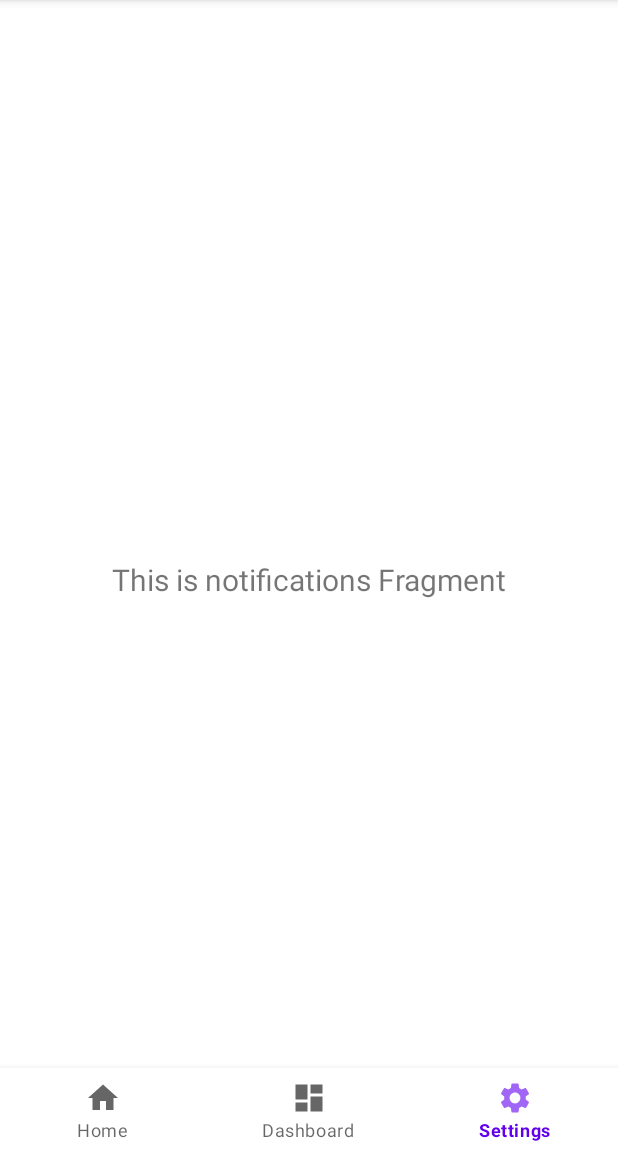
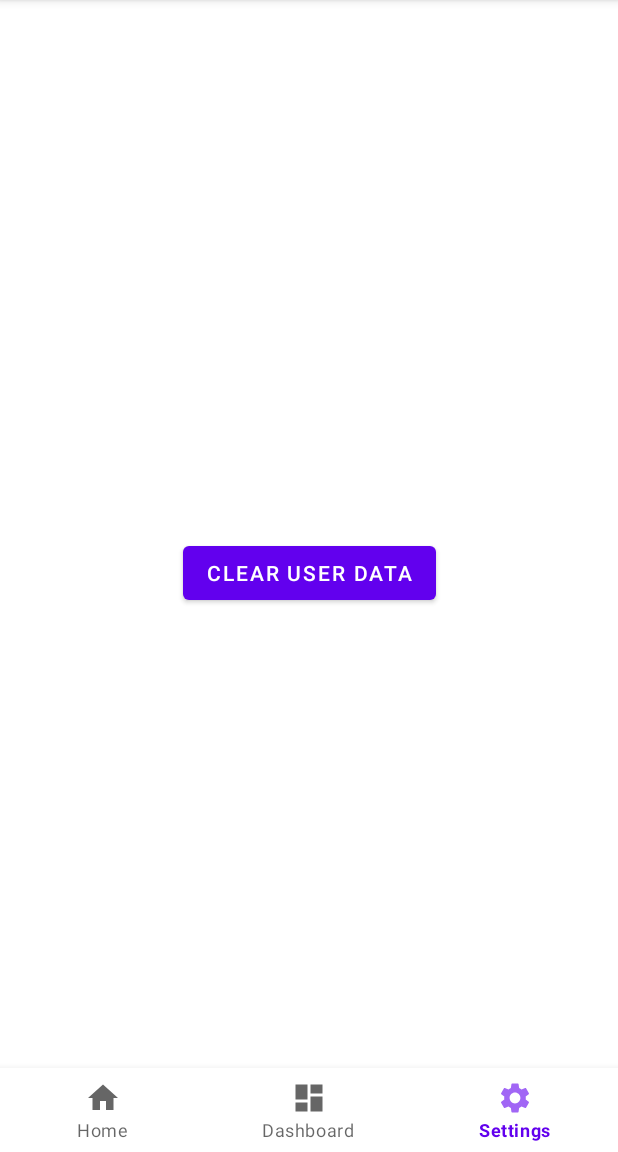
Before and after one commit to penguinsstar/CapstoneProject, an Android app: the screen it shows after launch (MainActivity), item 3 of the bottom bar chosen, on a phone screen of 412 x 824 dp, the part 84-1236 px from its top. Run offline under Robolectric (Android 15) with nearby library versions, the phone set to English and light mode, and no system bars; our stand-ins replace navigation-ui; libraries missing offline, so code that uses them is left out: com.jjoe64.graphview; 2 statements that could not run were skipped.

Commit message:
implemented clear data setting

```diff
--- a/app/src/main/java/com/example/chironsolutions/MainActivity.kt
+++ b/app/src/main/java/com/example/chironsolutions/MainActivity.kt
@@ -2,16 +2,16 @@ package com.example.chironsolutions
 
 import android.content.Intent
 import android.os.Bundle
+import android.os.Handler
 import androidx.appcompat.app.AppCompatActivity
 import androidx.navigation.findNavController
 import androidx.navigation.ui.AppBarConfiguration
 import androidx.navigation.ui.setupActionBarWithNavController
 import androidx.navigation.ui.setupWithNavController
 import com.example.chironsolutions.databinding.ActivityMainBinding
-import com.example.chironsolutions.ui.home.HomeFragment
 import com.google.android.material.bottomnavigation.BottomNavigationView
 import kotlinx.android.synthetic.main.fragment_home.*
-import android.os.Handler;
+import java.text.SimpleDateFormat
 import java.util.*
 
 
@@ -35,19 +35,18 @@ class MainActivity : AppCompatActivity() {
         setupActionBarWithNavController(navController, appBarConfiguration)
         navView.setupWithNavController(navController)
 
-        var dataBaseHandler = DatabaseHandler(this@MainActivity)
-        dataBaseHandler.deleteAll()
+
 
         //testDB
-        DataEntry(-1, 5.1, 4.0, 70.0, 90.0, 500)
-        DataEntry(-1, 5.2, 7.0, 34.0, 99.0, 600)
-        DataEntry(-1, 5.2, 7.0, 35.0, 98.0, 700)
+        DataEntry(-1, 5.1, 4.0, 70.0, 90.0, System.currentTimeMillis())
+        DataEntry(-1, 5.2, 7.0, 34.0, 99.0, System.currentTimeMillis())
+        DataEntry(-1, 5.2, 7.0, 35.0, 98.0, System.currentTimeMillis())
 
         Handler().postDelayed(Runnable {
-            DataEntry(-1, 5.2, 7.0, 100.0, 98.0, 800)
+            DataEntry(-1, 5.2, 7.0, 100.0, 98.0, System.currentTimeMillis())
         }, 5000)
         Handler().postDelayed(Runnable {
-            DataEntry(-1, 5.2, 7.0, 80.0, 98.0, 900)
+            DataEntry(-1, 5.2, 7.0, 80.0, 98.0, System.currentTimeMillis())
         }, 10000)
 
 
@@ -84,11 +83,13 @@ class MainActivity : AppCompatActivity() {
         return allData.getDBP()
     }
 
-        object calculations {
+    object calculations {
         external fun calculate_DBP(SBP0: Double, DBP0: Double, PTT0: Double, fPTT0: Double, fDBP0: Double,
                                    ECG: DoubleArray, PPG: DoubleArray, gamma: Double, CalibrationMode: Boolean): Double
-        external fun calibrate(ECG: DoubleArray, PPG: DoubleArray, RealDBP: DoubleArray, RealSBP: DoubleArray,
-                               gamma: Boolean, CalibrationMode: Boolean, ): DoubleArray // SBP0, DBP0, PTT0, fPTT0, fDBP0
+        external fun calibrate(
+            ECG: DoubleArray, PPG: DoubleArray, RealDBP: DoubleArray, RealSBP: DoubleArray,
+            gamma: Boolean, CalibrationMode: Boolean,
+        ): DoubleArray // SBP0, DBP0, PTT0, fPTT0, fDBP0
 
         init {
             System.loadLibrary("native-lib")
--- a/app/src/main/java/com/example/chironsolutions/ui/home/HomeFragment.kt
+++ b/app/src/main/java/com/example/chironsolutions/ui/home/HomeFragment.kt
@@ -11,7 +11,6 @@ import android.view.ViewGroup
 import androidx.fragment.app.Fragment
 import androidx.lifecycle.Observer
 import androidx.lifecycle.ViewModelProvider
-import androidx.localbroadcastmanager.content.LocalBroadcastManager
 import com.example.chironsolutions.MainActivity
 import com.example.chironsolutions.databinding.FragmentHomeBinding
 import kotlinx.android.synthetic.main.fragment_home.*
@@ -70,7 +69,7 @@ class HomeFragment : Fragment() {
         val guageText = idGuageNumber
 
         var latestValue = (activity as MainActivity).readLastestData()
-        guage.setValue(latestValue.roundToInt())
+        guage.setValue((latestValue.getDBP()).roundToInt())
         guageText.setText(guage.getValue().toString());
     }
 
--- a/app/src/main/java/com/example/chironsolutions/ui/settings/SettingsFragment.kt
+++ b/app/src/main/java/com/example/chironsolutions/ui/settings/SettingsFragment.kt
@@ -4,11 +4,13 @@ import android.os.Bundle
 import android.view.LayoutInflater
 import android.view.View
 import android.view.ViewGroup
-import android.widget.TextView
 import androidx.fragment.app.Fragment
 import androidx.lifecycle.Observer
 import androidx.lifecycle.ViewModelProvider
+import com.example.chironsolutions.DatabaseHandler
+import com.example.chironsolutions.MainActivity
 import com.example.chironsolutions.databinding.FragmentSettingsBinding
+import kotlinx.android.synthetic.main.fragment_settings.*
 
 class SettingsFragment : Fragment() {
 
@@ -30,11 +32,26 @@ class SettingsFragment : Fragment() {
         _binding = FragmentSettingsBinding.inflate(inflater, container, false)
         val root: View = binding.root
 
-        val textView: TextView = binding.textNotifications
+        // val textView: TextView = binding.textNotifications
         settingsViewModel.text.observe(viewLifecycleOwner, Observer {
-            textView.text = it
+            //textView.text = it
         })
         return root
+    }
+
+    override fun onViewCreated(
+        view: View,
+        savedInstanceState: Bundle?) {
+
+        val btnClearUserData = idBtnClearUserData
+
+        // set on-click listener
+        btnClearUserData.setOnClickListener { view ->
+
+            var dataBaseHandler = DatabaseHandler(activity as MainActivity)
+            dataBaseHandler.deleteAll()
+            (activity as MainActivity).DataEntry(-1, 0.0, 0.0, 0.0, 0.0, 0)
+        }
     }
 
     override fun onDestroyView() {
--- a/app/src/main/res/layout/fragment_settings.xml
+++ b/app/src/main/res/layout/fragment_settings.xml
@@ -6,15 +6,11 @@
     android:layout_height="match_parent"
     tools:context=".ui.settings.SettingsFragment">
 
-    <TextView
-        android:id="@+id/text_notifications"
-        android:layout_width="match_parent"
+    <Button
+        android:id="@+id/idBtnClearUserData"
+        android:layout_width="wrap_content"
         android:layout_height="wrap_content"
-        android:layout_marginStart="8dp"
-        android:layout_marginTop="8dp"
-        android:layout_marginEnd="8dp"
-        android:textAlignment="center"
-        android:textSize="20sp"
+        android:text="Clear User Data"
         app:layout_constraintBottom_toBottomOf="parent"
         app:layout_constraintEnd_toEndOf="parent"
         app:layout_constraintStart_toStartOf="parent"
```
Also changed, not shown: 1 other file.
